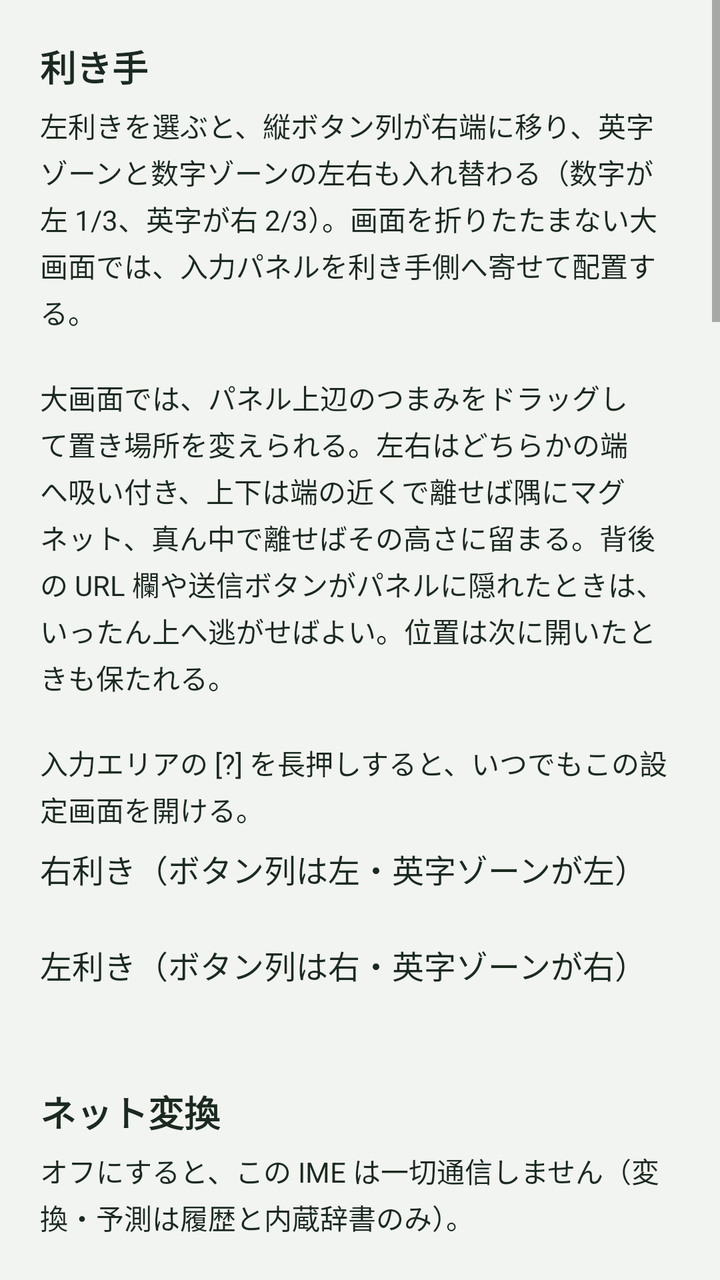
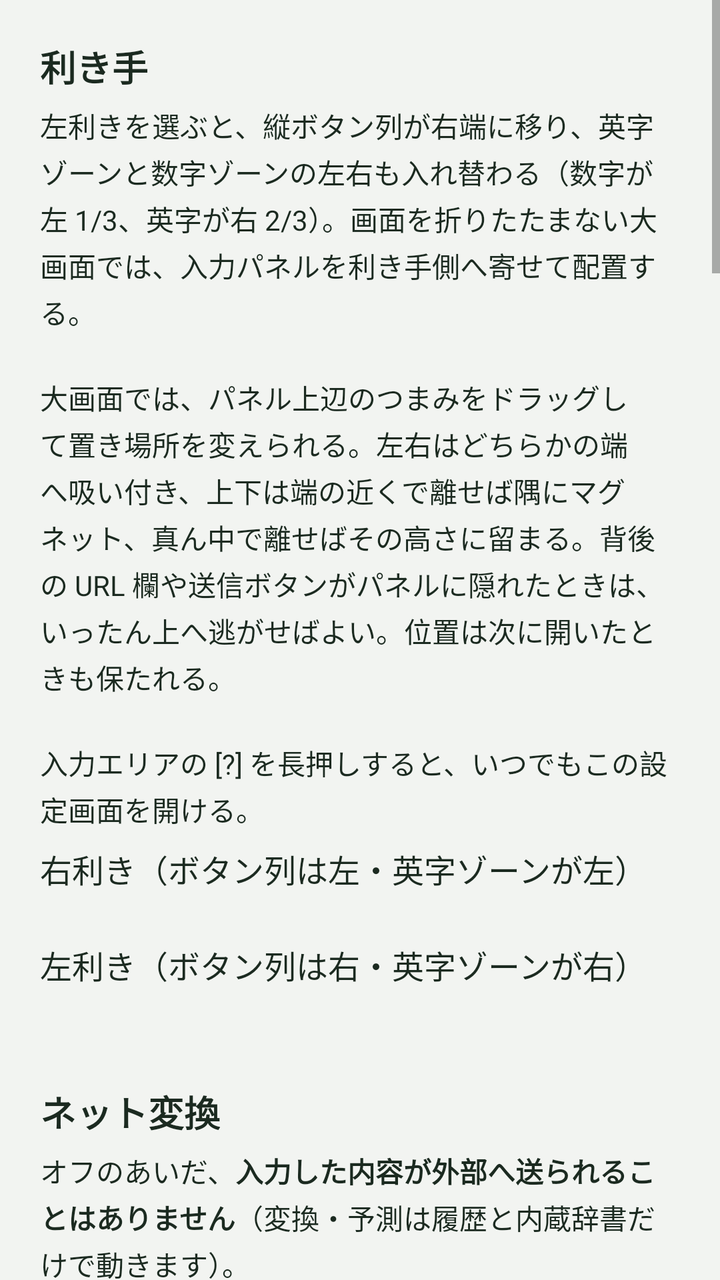

Before-and-after screenshots of an Android layout around one commit, followed by the original layout XML and the change that was made.
<!-- AndroidManifest.xml: application theme Theme.UniStroke -->
<!-- res/layout/activity_settings.xml -->
<?xml version="1.0" encoding="utf-8"?>
<ScrollView xmlns:android="http://schemas.android.com/apk/res/android"
    android:layout_width="match_parent"
    android:layout_height="match_parent"
    android:fillViewport="true"
    android:background="@color/app_background">

    <LinearLayout
        android:layout_width="match_parent"
        android:layout_height="wrap_content"
        android:orientation="vertical"
        android:padding="20dp">

        <TextView
            android:layout_width="wrap_content"
            android:layout_height="wrap_content"
            android:text="@string/settings_hand_title"
            android:textColor="@color/app_text"
            android:textSize="18sp"
            android:textStyle="bold" />

        <TextView
            android:layout_width="match_parent"
            android:layout_height="wrap_content"
            android:layout_marginTop="6dp"
            android:lineSpacingExtra="3dp"
            android:text="@string/settings_hand_body"
            android:textColor="@color/app_text"
            android:textSize="14sp" />

        <RadioGroup
            android:id="@+id/hand_group"
            android:layout_width="match_parent"
            android:layout_height="wrap_content"
            android:layout_marginTop="8dp"
            android:orientation="vertical">

            <RadioButton
                android:id="@+id/hand_right"
                android:layout_width="match_parent"
                android:layout_height="wrap_content"
                android:minHeight="48dp"
                android:text="@string/settings_hand_right"
                android:textColor="@color/app_text"
                android:textSize="16sp" />

            <RadioButton
                android:id="@+id/hand_left"
                android:layout_width="match_parent"
                android:layout_height="wrap_content"
                android:minHeight="48dp"
                android:text="@string/settings_hand_left"
                android:textColor="@color/app_text"
                android:textSize="16sp" />
        </RadioGroup>

        <TextView
            android:layout_width="wrap_content"
            android:layout_height="wrap_content"
            android:layout_marginTop="24dp"
            android:text="@string/net_convert_title"
            android:textColor="@color/app_text"
            android:textSize="18sp"
            android:textStyle="bold" />

        <TextView
            android:layout_width="match_parent"
            android:layout_height="wrap_content"
            android:layout_marginTop="6dp"
            android:lineSpacingExtra="3dp"
            android:text="@string/net_convert_body"
            android:textColor="@color/app_text"
            android:textSize="14sp" />

        <RadioGroup
            android:id="@+id/net_group"
            android:layout_width="match_parent"
            android:layout_height="wrap_content"
            android:layout_marginTop="8dp"
            android:orientation="vertical">

            <RadioButton
                android:id="@+id/net_off"
                android:layout_width="match_parent"
                android:layout_height="wrap_content"
                android:minHeight="48dp"
                android:text="@string/net_convert_off"
                android:textColor="@color/app_text"
                android:textSize="16sp" />

            <RadioButton
                android:id="@+id/net_on"
                android:layout_width="match_parent"
                android:layout_height="wrap_content"
                android:minHeight="48dp"
                android:text="@string/net_convert_on"
                android:textColor="@color/app_text"
                android:textSize="16sp" />
        </RadioGroup>

        <TextView
            android:layout_width="wrap_content"
            android:layout_height="wrap_content"
            android:layout_marginTop="24dp"
            android:text="@string/dict_title"
            android:textColor="@color/app_text"
            android:textSize="18sp"
            android:textStyle="bold" />

        <TextView
            android:layout_width="match_parent"
            android:layout_height="wrap_content"
            android:layout_marginTop="6dp"
            android:lineSpacingExtra="3dp"
            android:text="@string/dict_body"
            android:textColor="@color/app_text"
            android:textSize="14sp" />

        <TextView
            android:id="@+id/text_dict_state"
            android:layout_width="match_parent"
            android:layout_height="wrap_content"
            android:layout_marginTop="8dp"
            android:fontFamily="monospace"
            android:textColor="@color/app_text"
            android:textSize="15sp" />

        <Button
            android:id="@+id/btn_dict_action"
            android:layout_width="match_parent"
            android:layout_height="wrap_content"
            android:layout_marginTop="8dp"
            android:text="@string/dict_btn_download" />

        <Button
            android:id="@+id/btn_dict_remove"
            android:layout_width="match_parent"
            android:layout_height="wrap_content"
            android:layout_marginTop="8dp"
            android:text="@string/dict_btn_remove" />

        <CheckBox
            android:id="@+id/check_dict_auto"
            android:layout_width="match_parent"
            android:layout_height="wrap_content"
            android:layout_marginTop="8dp"
            android:minHeight="48dp"
            android:text="@string/dict_auto_update"
            android:textColor="@color/app_text"
            android:textSize="16sp" />

        <TextView
            android:layout_width="match_parent"
            android:layout_height="wrap_content"
            android:lineSpacingExtra="3dp"
            android:text="@string/dict_auto_update_note"
            android:textColor="@color/app_text"
            android:textSize="13sp" />

        <TextView
            android:layout_width="wrap_content"
            android:layout_height="wrap_content"
            android:layout_marginTop="24dp"
            android:text="@string/engine_title"
            android:textColor="@color/app_text"
            android:textSize="18sp"
            android:textStyle="bold" />

        <TextView
            android:layout_width="match_parent"
            android:layout_height="wrap_content"
            android:layout_marginTop="6dp"
            android:lineSpacingExtra="3dp"
            android:text="@string/engine_body"
            android:textColor="@color/app_text"
            android:textSize="14sp" />

        <RadioGroup
            android:id="@+id/engine_group"
            android:layout_width="match_parent"
            android:layout_height="wrap_content"
            android:layout_marginTop="8dp"
            android:orientation="vertical">

            <RadioButton
                android:id="@+id/engine_auto"
                android:layout_width="match_parent"
                android:layout_height="wrap_content"
                android:minHeight="48dp"
                android:text="@string/engine_auto"
                android:textColor="@color/app_text"
                android:textSize="16sp" />

            <RadioButton
                android:id="@+id/engine_ondevice"
                android:layout_width="match_parent"
                android:layout_height="wrap_content"
                android:minHeight="48dp"
                android:text="@string/engine_ondevice"
                android:textColor="@color/app_text"
                android:textSize="16sp" />
        </RadioGroup>

        <TextView
            android:layout_width="wrap_content"
            android:layout_height="wrap_content"
            android:layout_marginTop="24dp"
            android:text="@string/training_activity_label"
            android:textColor="@color/app_text"
            android:textSize="18sp"
            android:textStyle="bold" />

        <Button
            android:id="@+id/btn_training"
            android:layout_width="match_parent"
            android:layout_height="wrap_content"
            android:layout_marginTop="8dp"
            android:text="@string/btn_training" />

        <TextView
            android:layout_width="wrap_content"
            android:layout_height="wrap_content"
            android:layout_marginTop="24dp"
            android:text="@string/learning_title"
            android:textColor="@color/app_text"
            android:textSize="18sp"
            android:textStyle="bold" />

        <TextView
            android:id="@+id/text_learning"
            android:layout_width="match_parent"
            android:layout_height="wrap_content"
            android:layout_marginTop="8dp"
            android:fontFamily="monospace"
            android:lineSpacingExtra="3dp"
            android:text="@string/learning_empty"
            android:textColor="@color/app_text"
            android:textSize="15sp" />

        <Button
            android:id="@+id/btn_reset_learning"
            android:layout_width="match_parent"
            android:layout_height="wrap_content"
            android:layout_marginTop="8dp"
            android:text="@string/btn_reset_learning" />

        <TextView
            android:id="@+id/text_history"
            android:layout_width="match_parent"
            android:layout_height="wrap_content"
            android:layout_marginTop="20dp"
            android:fontFamily="monospace"
            android:textColor="@color/app_text"
            android:textSize="15sp" />

        <Button
            android:id="@+id/btn_reset_history"
            android:layout_width="match_parent"
            android:layout_height="wrap_content"
            android:layout_marginTop="8dp"
            android:text="@string/btn_reset_history" />

        <TextView
            android:layout_width="wrap_content"
            android:layout_height="wrap_content"
            android:layout_marginTop="24dp"
            android:text="@string/debug_title"
            android:textColor="@color/app_text"
            android:textSize="18sp"
            android:textStyle="bold" />

        <TextView
            android:layout_width="match_parent"
            android:layout_height="wrap_content"
            android:layout_marginTop="6dp"
            android:lineSpacingExtra="3dp"
            android:text="@string/debug_body"
            android:textColor="@color/app_text"
            android:textSize="14sp" />

        <CheckBox
            android:id="@+id/debug_strokes"
            android:layout_width="match_parent"
            android:layout_height="wrap_content"
            android:layout_marginTop="8dp"
            android:minHeight="48dp"
            android:text="@string/debug_strokes"
            android:textColor="@color/app_text"
            android:textSize="16sp" />

        <TextView
            android:layout_width="wrap_content"
            android:layout_height="wrap_content"
            android:layout_marginTop="24dp"
            android:text="@string/license_title"
            android:textColor="@color/app_text"
            android:textSize="18sp"
            android:textStyle="bold" />

        <Button
            android:id="@+id/btn_license"
            android:layout_width="match_parent"
            android:layout_height="wrap_content"
            android:layout_marginTop="8dp"
            android:text="@string/btn_license" />

        
        <TextView
            android:id="@+id/text_build"
            android:layout_width="match_parent"
            android:layout_height="wrap_content"
            android:layout_marginTop="24dp"
            android:layout_marginBottom="24dp"
            android:fontFamily="monospace"
            android:textColor="@color/app_text"
            android:textIsSelectable="true"
            android:textSize="12sp" />

    </LinearLayout>
</ScrollView>
<!-- resources referenced by this layout -->
<resources>
  <color name="app_background">#FFF2F4F1</color>
  <color name="app_text">#FF1B2A20</color>
  <string name="btn_license">同梱データのライセンスを表示</string>
  <string name="btn_reset_history">入力履歴をリセット</string>
  <string name="btn_reset_learning">学習データをリセット</string>
  <string name="btn_training">書き方トレーニングを始める</string>
  <string name="debug_body">手書きの認識がうまくいかないときの調査用です。オンにすると、1 ストロークごとに「点数・所要時間・大きさ・認識スコア・棄却理由」を Android のログへ出します。\n\n  adb logcat -s UniStroke\n\n通常の利用では不要です（既定オフ）。入力内容そのものは出力しません。</string>
  <string name="debug_strokes">ストロークのデバッグログを出す</string>
  <string name="debug_title">開発者向け</string>
  <string name="dict_auto_update">更新を自動で確認する</string>
  <string name="dict_auto_update_note">オンにしても定期的な通信はしません。アプリを開いたときに、前回の確認から 7 日以上経っていれば確認するだけです。</string>
  <string name="dict_body">コア辞書（約 8 万語）は本体に内蔵されているので、拡張辞書が無くてもオフラインで変換できます。拡張辞書（約 22 万語）を入れると、固有名詞や専門語に強くなります。\n\n辞書ファイルを受け取るだけで、入力内容は送信しません。受け取ったファイルはハッシュ（SHA-256）を照合し、辞書として開けることを確かめてから差し替えます。壊れていた場合は捨てて、今の辞書のまま動き続けます。</string>
  <string name="dict_btn_download">拡張辞書をダウンロード</string>
  <string name="dict_btn_remove">拡張辞書を削除してコアに戻す</string>
  <string name="dict_title">拡張辞書</string>
  <string name="engine_auto">自動 ― オンライン優先（既定）</string>
  <string name="engine_body">「自動」は、ネット変換が有効なときだけオンラインの変換を使い、圏外・通信失敗・タイムアウトのときは自動で端末内エンジンへ切り替えます。\n\n「端末内のみ」を選ぶと、ネット変換が有効でも一切通信せず、常に内蔵辞書だけで変換します。\n\nネット変換がオフのときは、どちらを選んでも端末内エンジンだけが動きます。端末内エンジンで作った候補には、候補バーの右端に「端末内」と表示されます。</string>
  <string name="engine_ondevice">端末内のみ ― 通信しない</string>
  <string name="engine_title">変換エンジン</string>
  <string name="learning_empty">まだ学習していません</string>
  <string name="learning_title">書き癖の学習（自動）</string>
  <string name="license_title">ライセンス</string>
  <string name="net_convert_body">オフにすると、この IME は一切通信しません（変換・予測は履歴と内蔵辞書のみ）。\n\nオンにすると、変換したいひらがなの読みだけが Google の変換サービスへ送られ、漢字変換の精度が上がります。\n\nオンにしていても、パスワード欄・メール欄・URL 欄、およびシークレットタブなど学習が禁止された欄では送信しません。</string>
  <string name="net_convert_off">オフ ― 通信しない（既定）</string>
  <string name="net_convert_on">オン ― 読みを送って変換精度を上げる</string>
  <string name="net_convert_title">ネット変換</string>
  <string name="settings_hand_body">左利きを選ぶと、縦ボタン列が右端に移り、英字ゾーンと数字ゾーンの左右も入れ替わる（数字が左 1/3、英字が右 2/3）。画面を折りたたまない大画面では、入力パネルを利き手側へ寄せて配置する。\n\n大画面では、パネル上辺のつまみをドラッグして置き場所を変えられる。左右はどちらかの端へ吸い付き、上下は端の近くで離せば隅にマグネット、真ん中で離せばその高さに留まる。背後の URL 欄や送信ボタンがパネルに隠れたときは、いったん上へ逃がせばよい。位置は次に開いたときも保たれる。\n\n入力エリアの [?] を長押しすると、いつでもこの設定画面を開ける。</string>
  <string name="settings_hand_left">左利き（ボタン列は右・英字ゾーンが右）</string>
  <string name="settings_hand_right">右利き（ボタン列は左・英字ゾーンが左）</string>
  <string name="settings_hand_title">利き手</string>
  <string name="training_activity_label">書き方トレーニング</string>
  <style name="Theme.UniStroke" parent="@android:style/Theme.Material.Light.NoActionBar">
          <item name="android:colorPrimary">@color/pad_zone_alpha</item>
          <item name="android:colorAccent">@color/pad_divider</item>
          <item name="android:windowBackground">@color/app_background</item>
          <item name="android:textColorPrimary">@color/app_text</item>
      </style>
  <color name="pad_zone_alpha">#FF3A4A3D</color>
  <color name="pad_divider">#FF6E8472</color>
</resources>

<!-- the commit's change to res/layout/activity_settings.xml (unified diff, before → after) -->
@@ -264,6 +264,41 @@
             android:layout_width="wrap_content"
             android:layout_height="wrap_content"
             android:layout_marginTop="24dp"
+            android:text="@string/update_title"
+            android:textColor="@color/app_text"
+            android:textSize="18sp"
+            android:textStyle="bold" />
+
+        <TextView
+            android:layout_width="match_parent"
+            android:layout_height="wrap_content"
+            android:layout_marginTop="6dp"
+            android:lineSpacingExtra="3dp"
+            android:text="@string/update_body"
+            android:textColor="@color/app_text"
+            android:textSize="14sp" />
+
+        <CheckBox
+            android:id="@+id/check_app_auto_update"
+            android:layout_width="match_parent"
+            android:layout_height="wrap_content"
+            android:layout_marginTop="8dp"
+            android:minHeight="48dp"
+            android:text="@string/update_auto"
+            android:textColor="@color/app_text"
+            android:textSize="16sp" />
+
+        <Button
+            android:id="@+id/btn_update_check"
+            android:layout_width="match_parent"
+            android:layout_height="wrap_content"
+            android:layout_marginTop="4dp"
+            android:text="@string/update_check_now" />
+
+        <TextView
+            android:layout_width="wrap_content"
+            android:layout_height="wrap_content"
+            android:layout_marginTop="24dp"
             android:text="@string/debug_title"
             android:textColor="@color/app_text"
             android:textSize="18sp"
<!-- resource entries referenced after the edit -->
@@ -16,13 +16,13 @@
   <string name="dict_btn_remove">拡張辞書を削除してコアに戻す</string>
   <string name="dict_title">拡張辞書</string>
   <string name="engine_auto">自動 ― オンライン優先（既定）</string>
-  <string name="engine_body">「自動」は、ネット変換が有効なときだけオンラインの変換を使い、圏外・通信失敗・タイムアウトのときは自動で端末内エンジンへ切り替えます。\n\n「端末内のみ」を選ぶと、ネット変換が有効でも一切通信せず、常に内蔵辞書だけで変換します。\n\nネット変換がオフのときは、どちらを選んでも端末内エンジンだけが動きます。端末内エンジンで作った候補には、候補バーの右端に「端末内」と表示されます。</string>
+  <string name="engine_body">「自動」は、ネット変換が有効なときだけオンラインの変換を使い、圏外・通信失敗・タイムアウトのときは自動で端末内エンジンへ切り替えます。\n\n「端末内のみ」を選ぶと、ネット変換が有効でも変換のための通信を行わず、常に内蔵辞書だけで変換します。\n\nネット変換がオフのときは、どちらを選んでも端末内エンジンだけが動きます。端末内エンジンで作った候補には、候補バーの右端に「端末内」と表示されます。</string>
   <string name="engine_ondevice">端末内のみ ― 通信しない</string>
   <string name="engine_title">変換エンジン</string>
   <string name="learning_empty">まだ学習していません</string>
   <string name="learning_title">書き癖の学習（自動）</string>
   <string name="license_title">ライセンス</string>
-  <string name="net_convert_body">オフにすると、この IME は一切通信しません（変換・予測は履歴と内蔵辞書のみ）。\n\nオンにすると、変換したいひらがなの読みだけが Google の変換サービスへ送られ、漢字変換の精度が上がります。\n\nオンにしていても、パスワード欄・メール欄・URL 欄、およびシークレットタブなど学習が禁止された欄では送信しません。</string>
+  <string name="net_convert_body">オフのあいだ、<b>入力した内容が外部へ送られることはありません</b>（変換・予測は履歴と内蔵辞書だけで動きます）。\n\nオンにすると、変換したいひらがなの読みだけが Google の変換サービスへ送られ、漢字変換の精度が上がります。\n\nオンにしていても、パスワード欄・メール欄・URL 欄、およびシークレットタブなど学習が禁止された欄では送信しません。</string>
   <string name="net_convert_off">オフ ― 通信しない（既定）</string>
   <string name="net_convert_on">オン ― 読みを送って変換精度を上げる</string>
   <string name="net_convert_title">ネット変換</string>
@@ -31,6 +31,10 @@
   <string name="settings_hand_right">右利き（ボタン列は左・英字ゾーンが左）</string>
   <string name="settings_hand_title">利き手</string>
   <string name="training_activity_label">書き方トレーニング</string>
+  <string name="update_auto">アプリの更新を自動で確認する</string>
+  <string name="update_body">新しい版が出ていないか、アプリの画面を開いたときに GitHub へ問い合わせます（1 日 1 回まで）。\n\n送るのは「最新版は何か」という問い合わせだけで、<b>入力内容は含みません</b>。通信する以上、接続先からは接続元の IP アドレスが見えます。\n\n入力中（IME を使っているあいだ）にこの通信が起きることはありません。オフにすると、下の「今すぐ確認」を押したときだけ問い合わせます。</string>
+  <string name="update_check_now">今すぐ確認</string>
+  <string name="update_title">アプリの更新</string>
   <style name="Theme.UniStroke" parent="@android:style/Theme.Material.Light.NoActionBar">
           <item name="android:colorPrimary">@color/pad_zone_alpha</item>
           <item name="android:colorAccent">@color/pad_divider</item>
